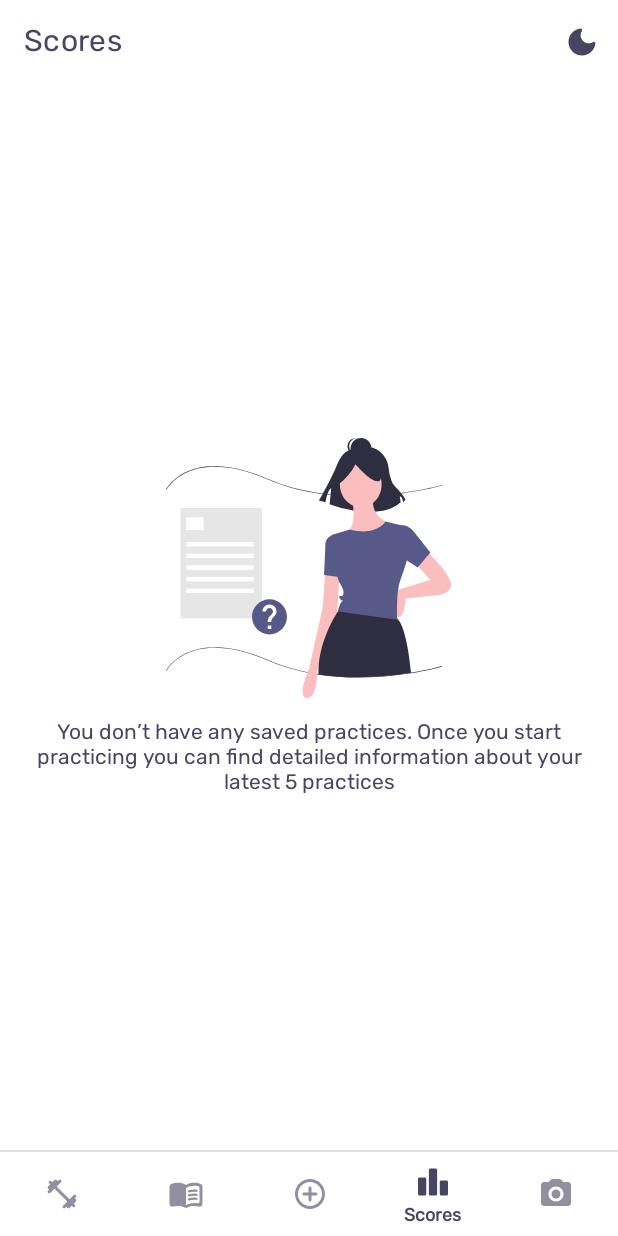
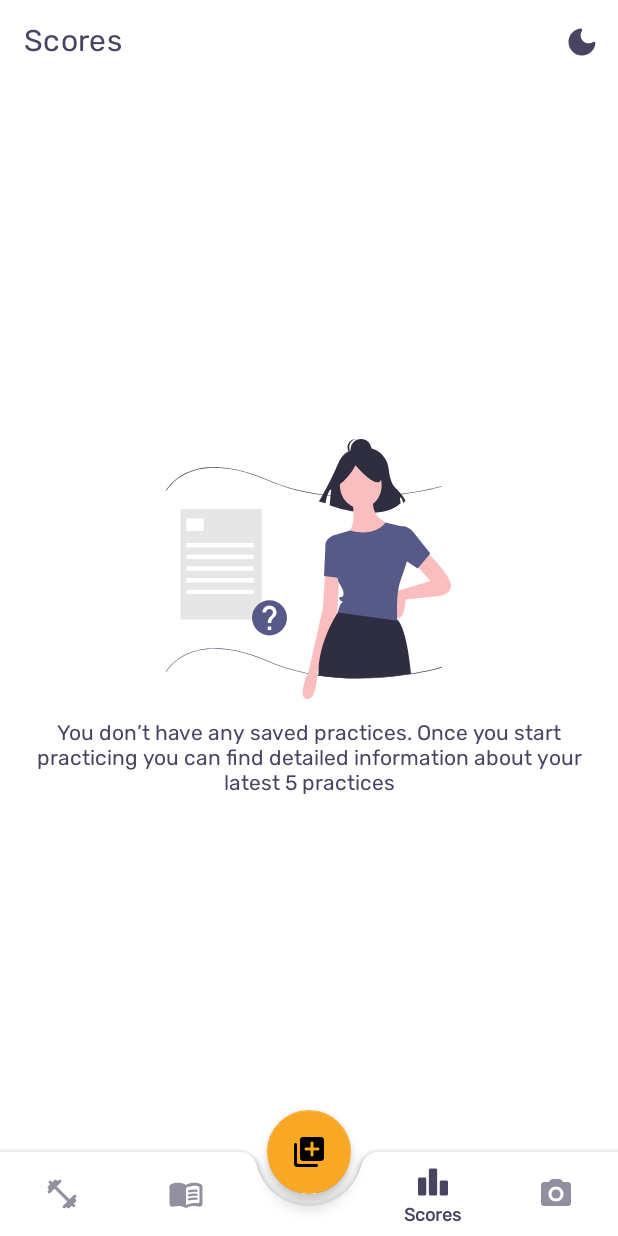
Before and after one commit to BendeguzTajti/VSensei, an Android app: the screen it shows after launch (MainActivity), item 4 of the bottom bar chosen, on a phone screen of 412 x 824 dp. Run offline under Robolectric (Android 15) with nearby library versions, the phone set to English and light mode, and no system bars; our stand-ins replace Room's generated code, navigation-ui; 1 statement that could not run was skipped.

Commit message:
bottom app bar with fab, and layout changes

```diff
--- a/app/src/main/java/com/example/vsensei/view/contract/BottomNavActivity.kt
+++ /dev/null
@@ -1,8 +0,0 @@
-package com.example.vsensei.view.contract
-
-interface BottomNavActivity {
-
-    fun showBottomNav()
-
-    fun hideBottomNav()
-}
--- a/app/src/main/java/com/example/vsensei/view/ui/MainActivity.kt
+++ b/app/src/main/java/com/example/vsensei/view/ui/MainActivity.kt
@@ -1,15 +1,17 @@
 package com.example.vsensei.view.ui
 
+import android.animation.Animator
+import android.animation.AnimatorListenerAdapter
 import android.content.res.Configuration
 import androidx.appcompat.app.AppCompatActivity
 import android.os.Bundle
-import android.view.Gravity
 import android.view.Menu
 import android.view.MenuItem
 import android.view.View
 import androidx.appcompat.app.AppCompatDelegate
+import androidx.core.os.bundleOf
 import androidx.core.splashscreen.SplashScreen.Companion.installSplashScreen
-import androidx.core.view.get
+import androidx.core.view.isVisible
 import androidx.lifecycle.Lifecycle
 import androidx.lifecycle.lifecycleScope
 import androidx.lifecycle.repeatOnLifecycle
@@ -18,11 +20,10 @@ import androidx.navigation.fragment.NavHostFragment
 import androidx.navigation.ui.AppBarConfiguration
 import androidx.navigation.ui.setupActionBarWithNavController
 import androidx.navigation.ui.setupWithNavController
-import androidx.transition.Slide
-import androidx.transition.TransitionManager
 import com.example.vsensei.R
+import com.example.vsensei.data.WordGroup
 import com.example.vsensei.databinding.ActivityMainBinding
-import com.example.vsensei.view.contract.BottomNavActivity
+import com.example.vsensei.util.Constants
 import com.example.vsensei.viewmodel.UserOptionsViewModel
 import com.example.vsensei.viewmodel.WordViewModel
 import com.google.android.material.snackbar.Snackbar
@@ -30,7 +31,7 @@ import kotlinx.coroutines.flow.collect
 import kotlinx.coroutines.launch
 import org.koin.androidx.viewmodel.ext.android.viewModel
 
-class MainActivity : AppCompatActivity(), BottomNavActivity {
+class MainActivity : AppCompatActivity() {
 
     private lateinit var binding: ActivityMainBinding
     private lateinit var navController: NavController
@@ -55,6 +56,7 @@ class MainActivity : AppCompatActivity(), BottomNavActivity {
                         .setAction(getString(R.string.undo)) {
                             wordViewModel.restoreWordGroup(group)
                         }
+                        .setAnchorView(binding.fab)
                         .show()
                 }
             }
@@ -72,6 +74,7 @@ class MainActivity : AppCompatActivity(), BottomNavActivity {
                         .setAction(getString(R.string.undo)) {
                             wordViewModel.addWord(word)
                         }
+                        .setAnchorView(binding.fab)
                         .show()
                 }
             }
@@ -137,39 +140,64 @@ class MainActivity : AppCompatActivity(), BottomNavActivity {
         binding.bottomNavigation.setupWithNavController(navController)
         binding.bottomNavigation.setOnItemReselectedListener { }
         navController.addOnDestinationChangedListener { controller, destination, arguments ->
-            if (destination.id == R.id.wordGroupFragment || destination.id == R.id.newWordFragment) {
-                binding.bottomNavigation.menu[2].setIcon(R.drawable.ic_add_word)
-                binding.bottomNavigation.menu[2].setOnMenuItemClickListener {
-                    controller.navigate(R.id.newWordFragment, arguments)
-                    true
+            when (destination.id) {
+                R.id.practiceFragment,
+                R.id.practiceResultFragment -> {
+                    binding.fab.setOnClickListener(null)
+                    hideBottomAppBar()
                 }
-            } else {
-                binding.bottomNavigation.menu[2].setIcon(R.drawable.ic_add_group)
-                binding.bottomNavigation.menu[2].setOnMenuItemClickListener {
-                    controller.navigate(R.id.newGroupFragment)
-                    true
+                R.id.newWordFragment,
+                R.id.wordGroupFragment -> {
+                    binding.fab.contentDescription = getString(R.string.add_word)
+                    binding.fab.setImageResource(R.drawable.ic_add_word)
+                    binding.bottomNavigation.isVisible = false
+                    binding.fab.setOnClickListener {
+                        val wordGroup: WordGroup? =
+                            arguments?.getParcelable(Constants.WORD_GROUP_ARGS_KEY)
+                        if (wordGroup != null) {
+                            val bundle = bundleOf(Constants.WORD_GROUP_ARGS_KEY to wordGroup)
+                            controller.navigate(R.id.newWordFragment, bundle)
+                        }
+                    }
+                    showBottomAppBar()
+                }
+                else -> {
+                    binding.fab.contentDescription = getString(R.string.create_group)
+                    binding.fab.setImageResource(R.drawable.ic_add_group)
+                    binding.bottomNavigation.isVisible = true
+                    binding.fab.setOnClickListener {
+                        controller.navigate(R.id.newGroupFragment)
+                    }
+                    showBottomAppBar()
                 }
             }
         }
     }
 
-    override fun showBottomNav() {
-        if (this::binding.isInitialized) {
-            TransitionManager.beginDelayedTransition(
-                binding.root,
-                Slide(Gravity.BOTTOM).addTarget(R.id.bottom_nav_container)
-            )
-            binding.bottomNavContainer.visibility = View.VISIBLE
+    private fun showBottomAppBar() {
+        binding.run {
+            bottomAppBar.visibility = View.VISIBLE
+            bottomAppBar.performShow()
+            fab.show()
         }
     }
 
-    override fun hideBottomNav() {
-        if (this::binding.isInitialized) {
-            TransitionManager.beginDelayedTransition(
-                binding.root,
-                Slide(Gravity.BOTTOM).addTarget(R.id.bottom_nav_container)
-            )
-            binding.bottomNavContainer.visibility = View.GONE
+    private fun hideBottomAppBar() {
+        binding.run {
+            bottomAppBar.performHide()
+            bottomAppBar.animate().setListener(object : AnimatorListenerAdapter() {
+                var isCanceled = false
+                override fun onAnimationEnd(animation: Animator?) {
+                    if (isCanceled) return
+                    bottomAppBar.visibility = View.GONE
+                    fab.visibility = View.INVISIBLE
+                }
+
+                override fun onAnimationCancel(animation: Animator?) {
+                    isCanceled = true
+                }
+            })
+            fab.hide()
         }
     }
 }
--- a/app/src/main/java/com/example/vsensei/view/ui/PracticeHomeFragment.kt
+++ b/app/src/main/java/com/example/vsensei/view/ui/PracticeHomeFragment.kt
@@ -1,6 +1,5 @@
 package com.example.vsensei.view.ui
 
-import android.content.Context
 import android.os.Bundle
 import androidx.fragment.app.Fragment
 import android.view.LayoutInflater
@@ -8,44 +7,34 @@ import android.view.View
 import android.view.ViewGroup
 import androidx.core.view.isVisible
 import androidx.navigation.fragment.findNavController
+import com.example.vsensei.R
 import com.example.vsensei.data.PracticeType
 import com.example.vsensei.databinding.FragmentPracticeHomeBinding
-import com.example.vsensei.view.contract.BottomNavActivity
 import com.example.vsensei.viewmodel.PracticeViewModel
 import com.example.vsensei.viewmodel.WordViewModel
 import com.google.android.material.transition.MaterialFadeThrough
+import com.google.android.material.transition.MaterialSharedAxis
 import org.koin.androidx.viewmodel.ext.android.sharedViewModel
 
 class PracticeHomeFragment : Fragment() {
 
-    private var bottomNavActivity: BottomNavActivity? = null
     private var _binding: FragmentPracticeHomeBinding? = null
     private val binding get() = _binding!!
 
     private val wordViewModel: WordViewModel by sharedViewModel()
     private val practiceViewModel: PracticeViewModel by sharedViewModel()
 
-    override fun onAttach(context: Context) {
-        super.onAttach(context)
-        bottomNavActivity = requireActivity() as BottomNavActivity
-    }
-
-    override fun onDetach() {
-        super.onDetach()
-        bottomNavActivity = null
-    }
-
     override fun onCreateView(
         inflater: LayoutInflater, container: ViewGroup?,
         savedInstanceState: Bundle?
     ): View {
-        bottomNavActivity?.showBottomNav()
         _binding = FragmentPracticeHomeBinding.inflate(inflater, container, false)
         return binding.root
     }
 
     override fun onViewCreated(view: View, savedInstanceState: Bundle?) {
         super.onViewCreated(view, savedInstanceState)
+        exitTransition = null
         wordViewModel.wordGroupsWithEnoughWords.observe(viewLifecycleOwner, { wordGroupsWithWords ->
             binding.emptyGroupsDisplay.isVisible = wordGroupsWithWords.isEmpty()
             binding.practiceDisplay.isVisible = wordGroupsWithWords.isNotEmpty()
@@ -55,7 +44,12 @@ class PracticeHomeFragment : Fragment() {
                     val action = PracticeHomeFragmentDirections.actionPracticeHomeFragmentToGroupSelectFragment(
                         PracticeType.GUESS_THE_WORD
                     )
-                    reenterTransition = MaterialFadeThrough()
+                    exitTransition = MaterialSharedAxis(MaterialSharedAxis.Z, false).apply {
+                        duration = resources.getInteger(R.integer.material_motion_duration_long_1).toLong()
+                    }
+                    reenterTransition = MaterialSharedAxis(MaterialSharedAxis.Z, true).apply {
+                        duration = resources.getInteger(R.integer.material_motion_duration_long_1).toLong()
+                    }
                     findNavController().navigate(action)
                 } else {
                     wordGroupsWithWords.first().words.shuffle()
@@ -65,7 +59,12 @@ class PracticeHomeFragment : Fragment() {
                         wordGroupsWithWords.first(),
                         getString(practiceType.labelResId)
                     )
-                    reenterTransition = MaterialFadeThrough()
+                    exitTransition = MaterialSharedAxis(MaterialSharedAxis.Z, false).apply {
+                        duration = resources.getInteger(R.integer.material_motion_duration_long_1).toLong()
+                    }
+                    reenterTransition = MaterialSharedAxis(MaterialSharedAxis.Z, true).apply {
+                        duration = resources.getInteger(R.integer.material_motion_duration_long_1).toLong()
+                    }
                     findNavController().navigate(action)
                 }
             }
--- a/app/src/main/java/com/example/vsensei/view/ui/PracticeResultFragment.kt
+++ b/app/src/main/java/com/example/vsensei/view/ui/PracticeResultFragment.kt
@@ -9,7 +9,6 @@ import androidx.navigation.fragment.findNavController
 import androidx.navigation.fragment.navArgs
 import com.example.vsensei.R
 import com.example.vsensei.databinding.FragmentPracticeResultBinding
-import com.google.android.material.transition.MaterialFadeThrough
 import com.google.android.material.transition.MaterialSharedAxis
 
 class PracticeResultFragment : Fragment() {
@@ -22,7 +21,9 @@ class PracticeResultFragment : Fragment() {
     override fun onCreate(savedInstanceState: Bundle?) {
         super.onCreate(savedInstanceState)
         enterTransition = MaterialSharedAxis(MaterialSharedAxis.X, true)
-        returnTransition = MaterialFadeThrough()
+        returnTransition = MaterialSharedAxis(MaterialSharedAxis.Z, false).apply {
+            duration = resources.getInteger(R.integer.material_motion_duration_long_1).toLong()
+        }
     }
 
     override fun onCreateView(
--- a/app/src/main/res/drawable/ic_add_group.xml
+++ b/app/src/main/res/drawable/ic_add_group.xml
@@ -1,10 +1,10 @@
 <vector xmlns:android="http://schemas.android.com/apk/res/android"
-    android:width="56dp"
-    android:height="56dp"
+    android:width="24dp"
+    android:height="24dp"
     android:tint="?attr/colorControlNormal"
     android:viewportWidth="24"
     android:viewportHeight="24">
     <path
         android:fillColor="@android:color/white"
-        android:pathData="M12,7c-0.55,0 -1,0.45 -1,1v3L8,11c-0.55,0 -1,0.45 -1,1s0.45,1 1,1h3v3c0,0.55 0.45,1 1,1s1,-0.45 1,-1v-3h3c0.55,0 1,-0.45 1,-1s-0.45,-1 -1,-1h-3L13,8c0,-0.55 -0.45,-1 -1,-1zM12,2C6.48,2 2,6.48 2,12s4.48,10 10,10 10,-4.48 10,-10S17.52,2 12,2zM12,20c-4.41,0 -8,-3.59 -8,-8s3.59,-8 8,-8 8,3.59 8,8 -3.59,8 -8,8z" />
+        android:pathData="M3,6c-0.55,0 -1,0.45 -1,1v13c0,1.1 0.9,2 2,2h13c0.55,0 1,-0.45 1,-1s-0.45,-1 -1,-1L5,20c-0.55,0 -1,-0.45 -1,-1L4,7c0,-0.55 -0.45,-1 -1,-1zM20,2L8,2c-1.1,0 -2,0.9 -2,2v12c0,1.1 0.9,2 2,2h12c1.1,0 2,-0.9 2,-2L22,4c0,-1.1 -0.9,-2 -2,-2zM18,11h-3v3c0,0.55 -0.45,1 -1,1s-1,-0.45 -1,-1v-3h-3c-0.55,0 -1,-0.45 -1,-1s0.45,-1 1,-1h3L13,6c0,-0.55 0.45,-1 1,-1s1,0.45 1,1v3h3c0.55,0 1,0.45 1,1s-0.45,1 -1,1z" />
 </vector>
--- a/app/src/main/res/layout/activity_main.xml
+++ b/app/src/main/res/layout/activity_main.xml
@@ -1,5 +1,5 @@
 <?xml version="1.0" encoding="utf-8"?>
-<androidx.constraintlayout.widget.ConstraintLayout xmlns:android="http://schemas.android.com/apk/res/android"
+<androidx.coordinatorlayout.widget.CoordinatorLayout xmlns:android="http://schemas.android.com/apk/res/android"
     xmlns:app="http://schemas.android.com/apk/res-auto"
     xmlns:tools="http://schemas.android.com/tools"
     android:layout_width="match_parent"
@@ -31,32 +31,47 @@
         android:id="@+id/nav_host_fragment"
         android:name="androidx.navigation.fragment.NavHostFragment"
         android:layout_width="match_parent"
-        android:layout_height="0dp"
+        android:layout_height="match_parent"
         app:defaultNavHost="true"
-        app:layout_constraintBottom_toTopOf="@id/bottom_nav_container"
+        app:layout_behavior="@string/appbar_scrolling_view_behavior"
+        app:layout_constraintBottom_toTopOf="@id/bottom_navigation"
         app:layout_constraintTop_toBottomOf="@id/app_bar_layout"
         app:navGraph="@navigation/main_nav_graph" />
 
-    <LinearLayout
-        android:id="@+id/bottom_nav_container"
+    <com.google.android.material.bottomappbar.BottomAppBar
+        android:id="@+id/bottom_app_bar"
         android:layout_width="match_parent"
         android:layout_height="wrap_content"
-        android:orientation="vertical"
+        android:layout_gravity="bottom"
+        app:contentInsetEnd="@dimen/bottom_app_bar_inset"
+        app:contentInsetStart="@dimen/bottom_app_bar_inset"
+        app:elevation="@dimen/bottom_app_bar_elevation"
+        app:fabAlignmentMode="center"
+        app:fabCradleMargin="8dp"
+        app:fabCradleRoundedCornerRadius="12dp"
+        app:hideOnScroll="true"
         app:layout_constraintBottom_toBottomOf="parent">
-
-        <View
-            android:layout_width="match_parent"
-            android:layout_height="1dp"
-            android:background="?attr/actionBarDivider" />
 
         <com.google.android.material.bottomnavigation.BottomNavigationView
             android:id="@+id/bottom_navigation"
             android:layout_width="match_parent"
             android:layout_height="?attr/actionBarSize"
+            app:backgroundTint="@android:color/transparent"
             app:elevation="@dimen/bottom_nav_elevation"
+            app:itemRippleColor="@android:color/transparent"
             app:itemTextAppearanceActive="@style/TextAppearance.AppCompat.Caption"
+            app:layout_constraintBottom_toBottomOf="parent"
             app:menu="@menu/bottom_navigation_menu" />
 
-    </LinearLayout>
+    </com.google.android.material.bottomappbar.BottomAppBar>
 
-</androidx.constraintlayout.widget.ConstraintLayout>
+    <com.google.android.material.floatingactionbutton.FloatingActionButton
+        android:id="@+id/fab"
+        android:layout_width="wrap_content"
+        android:layout_height="wrap_content"
+        android:contentDescription="@string/create_group"
+        app:layout_anchor="@id/bottom_app_bar"
+        app:srcCompat="@drawable/ic_add_group"
+        app:tint="?attr/colorOnSecondary" />
+
+</androidx.coordinatorlayout.widget.CoordinatorLayout>
--- a/app/src/main/res/layout/fragment_practice_home.xml
+++ b/app/src/main/res/layout/fragment_practice_home.xml
@@ -12,8 +12,12 @@
     <LinearLayout
         android:layout_width="match_parent"
         android:layout_height="match_parent"
+        android:clipToPadding="false"
         android:orientation="vertical"
-        android:padding="@dimen/container_padding">
+        android:paddingStart="@dimen/container_padding"
+        android:paddingTop="@dimen/container_padding"
+        android:paddingEnd="@dimen/container_padding"
+        android:paddingBottom="?attr/actionBarSize">
 
         <androidx.constraintlayout.widget.ConstraintLayout
             android:id="@+id/practice_display"
--- a/app/src/main/res/layout/fragment_scores.xml
+++ b/app/src/main/res/layout/fragment_scores.xml
@@ -13,6 +13,8 @@
         android:id="@+id/practice_summary_recycler_view"
         android:layout_width="match_parent"
         android:layout_height="match_parent"
+        android:clipToPadding="false"
+        android:paddingBottom="?attr/actionBarSize"
         app:layoutManager="androidx.recyclerview.widget.LinearLayoutManager"
         tools:itemCount="3"
         tools:listitem="@layout/practice_summary_item"
@@ -22,7 +24,9 @@
         android:id="@+id/empty_groups_display"
         android:layout_width="match_parent"
         android:layout_height="match_parent"
-        android:fillViewport="true">
+        android:clipToPadding="false"
+        android:fillViewport="true"
+        android:paddingBottom="?attr/actionBarSize">
 
         <LinearLayout
             android:layout_width="match_parent"
--- a/app/src/main/res/menu/bottom_navigation_menu.xml
+++ b/app/src/main/res/menu/bottom_navigation_menu.xml
@@ -10,9 +10,8 @@
         android:icon="@drawable/ic_words"
         android:title="@string/words" />
     <item
-        android:id="@+id/add"
-        android:icon="@drawable/ic_add_group"
-        app:showAsAction="always"
+        android:id="@+id/placeholder"
+        android:enabled="false"
         android:title="" />
     <item
         android:id="@+id/scoresFragment"
--- a/app/src/main/res/values-night/themes.xml
+++ b/app/src/main/res/values-night/themes.xml
@@ -97,12 +97,6 @@
     <style name="ModalBottomSheetDialog" parent="Widget.MaterialComponents.BottomSheet.Modal">
         <item name="backgroundTint">@color/dark_blue_700</item>
         <item name="android:elevation">0dp</item>
-        <item name="shapeAppearance">@style/ShapeAppearance.App.LargeComponent</item>
-    </style>
-
-    <style name="ShapeAppearance.App.LargeComponent" parent="ShapeAppearance.MaterialComponents.LargeComponent">
-        <item name="cornerFamily">rounded</item>
-        <item name="cornerSize">24dp</item>
     </style>
 
     <style name="Widget.App.Button.IconButton" parent="Widget.MaterialComponents.Button.TextButton">
--- a/app/src/main/res/values-v23/themes.xml
+++ b/app/src/main/res/values-v23/themes.xml
@@ -95,12 +95,6 @@
 
     <style name="ModalBottomSheetDialog" parent="Widget.MaterialComponents.BottomSheet.Modal">
         <item name="backgroundTint">@color/white</item>
-        <item name="shapeAppearance">@style/ShapeAppearance.App.LargeComponent</item>
-    </style>
-
-    <style name="ShapeAppearance.App.LargeComponent" parent="ShapeAppearance.MaterialComponents.LargeComponent">
-        <item name="cornerFamily">rounded</item>
-        <item name="cornerSize">24dp</item>
     </style>
 
     <style name="Widget.App.Button.IconButton" parent="Widget.MaterialComponents.Button.TextButton">
--- a/app/src/main/res/values/dimens.xml
+++ b/app/src/main/res/values/dimens.xml
@@ -53,4 +53,6 @@
     <dimen name="delete_container_padding_start">16dp</dimen>
     <dimen name="delete_container_padding_end">12dp</dimen>
     <dimen name="item_container_margin_end">4dp</dimen>
+    <dimen name="bottom_app_bar_elevation">6dp</dimen>
+    <dimen name="bottom_app_bar_inset">0dp</dimen>
 </resources>
--- a/app/src/main/res/values/themes.xml
+++ b/app/src/main/res/values/themes.xml
@@ -100,12 +100,6 @@
 
     <style name="ModalBottomSheetDialog" parent="Widget.MaterialComponents.BottomSheet.Modal">
         <item name="backgroundTint">@color/white</item>
-        <item name="shapeAppearance">@style/ShapeAppearance.App.LargeComponent</item>
-    </style>
-
-    <style name="ShapeAppearance.App.LargeComponent" parent="ShapeAppearance.MaterialComponents.LargeComponent">
-        <item name="cornerFamily">rounded</item>
-        <item name="cornerSize">24dp</item>
     </style>
 
     <style name="Widget.App.Button.IconButton" parent="Widget.MaterialComponents.Button.TextButton">
```
Also changed, not shown: app/src/main/java/com/example/vsensei/util/Constants.kt (+4 -3 lines), app/src/main/java/com/example/vsensei/view/ui/PracticeFragment.kt (+6 -17 lines), app/src/main/res/layout/fragment_dictionary.xml (+5 -3 lines), app/src/main/res/layout/fragment_word_group.xml (+5 -3 lines).
